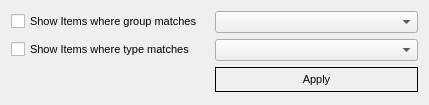
pjrinaldi/wombatforensics, file filetypefilter.ui: the form before one commit.
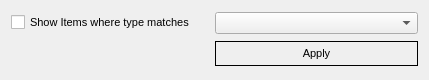
The form after the commit.

Commit message: filters work. there is an issue with the filter not updating the view when the same active filter is modified but still active. to make this work i can call layoutchanged signal, but then the row heights lose padding.

```diff
--- a/filetypefilter.ui
+++ b/filetypefilter.ui
@@ -10,7 +10,7 @@
     <x>0</x>
     <y>0</y>
     <width>429</width>
-    <height>105</height>
+    <height>80</height>
    </rect>
   </property>
   <property name="font">
@@ -28,41 +28,7 @@
    <property name="horizontalSpacing">
     <number>0</number>
    </property>
-   <item row="0" column="1">
-    <widget class="QComboBox" name="categorycomboBox">
-     <property name="editable">
-      <bool>false</bool>
-     </property>
-     <property name="currentText">
-      <string/>
-     </property>
-     <property name="insertPolicy">
-      <enum>QComboBox::NoInsert</enum>
-     </property>
-    </widget>
-   </item>
    <item row="1" column="1">
-    <widget class="QComboBox" name="typecomboBox">
-     <property name="insertPolicy">
-      <enum>QComboBox::NoInsert</enum>
-     </property>
-    </widget>
-   </item>
-   <item row="0" column="0">
-    <widget class="QCheckBox" name="categorycheckBox">
-     <property name="text">
-      <string>Show Items where group matches</string>
-     </property>
-    </widget>
-   </item>
-   <item row="1" column="0">
-    <widget class="QCheckBox" name="typecheckBox">
-     <property name="text">
-      <string>Show Items where type matches</string>
-     </property>
-    </widget>
-   </item>
-   <item row="2" column="1">
     <widget class="QPushButton" name="pushButton">
      <property name="styleSheet">
       <string notr="true">border: 1px solid black; padding: 5px 10px 5px 10px;</string>
@@ -78,6 +44,20 @@
      </property>
     </widget>
    </item>
+   <item row="0" column="0">
+    <widget class="QCheckBox" name="typecheckBox">
+     <property name="text">
+      <string>Show Items where type matches</string>
+     </property>
+    </widget>
+   </item>
+   <item row="0" column="1">
+    <widget class="QComboBox" name="typecomboBox">
+     <property name="insertPolicy">
+      <enum>QComboBox::NoInsert</enum>
+     </property>
+    </widget>
+   </item>
   </layout>
  </widget>
  <resources/>
```
Left out of the diff: 16 changed lines with no effect on the pictures. The commit also changes 6 other files.
